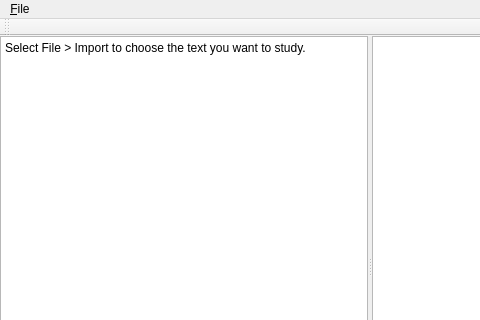
ludofischer/concordar, file concordance/main_window.ui: the form before one commit; both pictures show x 0 to 480 and y 0 to 320 of the 740 by 517 pixel window.
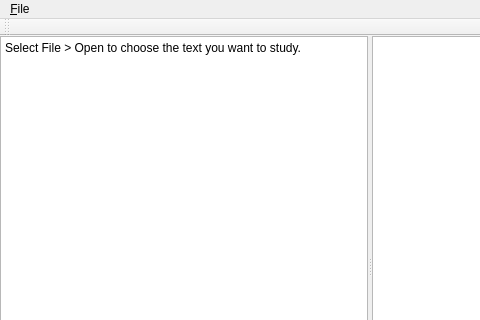
The form after the commit.

Commit message: Rename import to open.

Patch:
```diff
--- a/concordance/main_window.ui
+++ b/concordance/main_window.ui
@@ -37,7 +37,7 @@
         <bool>true</bool>
        </property>
        <property name="plainText">
-        <string notr="true">Select File &gt; Import to choose the text you want to study.</string>
+        <string notr="true">Select File &gt; Open to choose the text you want to study.</string>
        </property>
       </widget>
       <widget class="QListWidget" name="matchesView">
```
Left out of the diff: 6 changed lines with no effect on the pictures. The commit also changes 2 other files.
